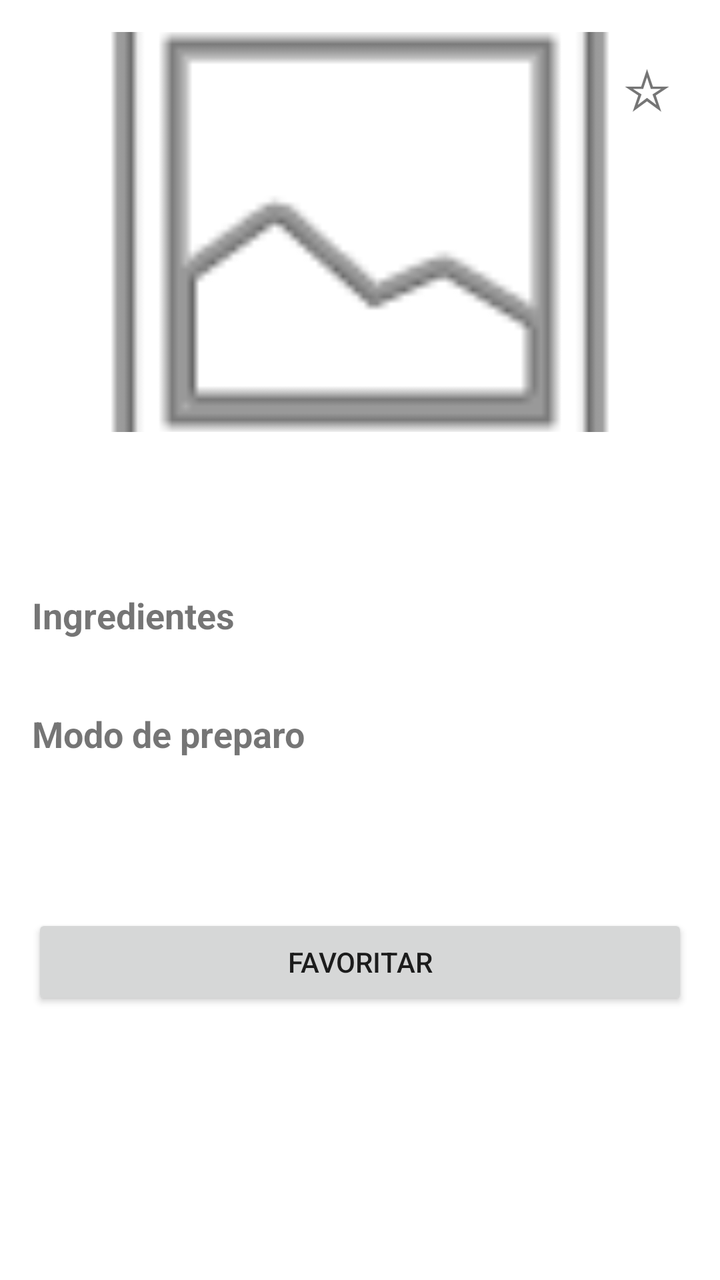
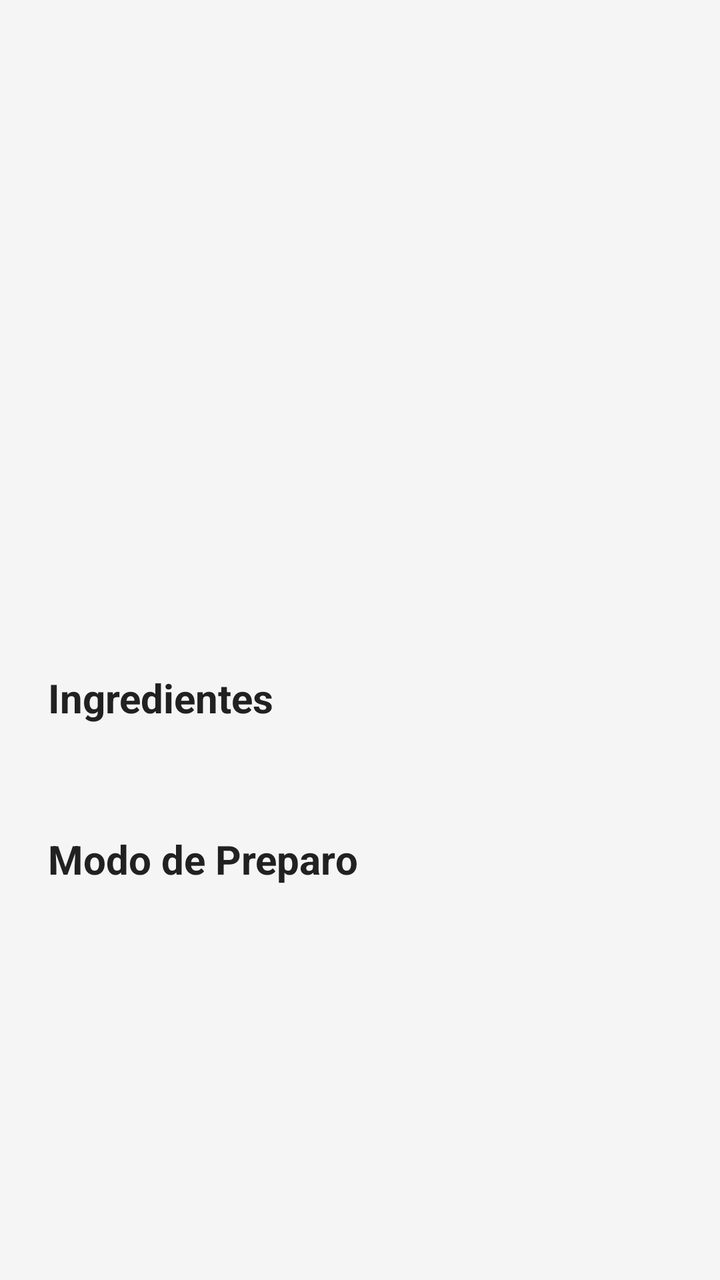

Compare the two renders of this Android layout. The source of the first and the diff that turns it into the second are given below.
<!-- AndroidManifest.xml: application theme Theme.ReceitaFacil -->
<!-- res/layout/activity_detalhe.xml -->
<?xml version="1.0" encoding="utf-8"?>
<ScrollView xmlns:android="http://schemas.android.com/apk/res/android"
    android:layout_width="match_parent"
    android:layout_height="match_parent"
    android:fitsSystemWindows="true">

    <LinearLayout
        android:layout_width="match_parent"
        android:layout_height="wrap_content"
        android:orientation="vertical"
        android:padding="16dp">

        <FrameLayout
            android:layout_width="match_parent"
            android:layout_height="200dp">

            <ImageView
                android:id="@+id/ivDetalhe"
                android:layout_width="match_parent"
                android:layout_height="match_parent"
                android:scaleType="centerCrop"
                android:src="@android:drawable/ic_menu_gallery" />

            <TextView
                android:id="@+id/tvFavorito"
                android:layout_width="wrap_content"
                android:layout_height="wrap_content"
                android:layout_gravity="top|end"
                android:padding="8dp"
                android:textSize="28sp"
                android:text="☆" />
        </FrameLayout>

        <Space android:layout_width="match_parent" android:layout_height="12dp" />

        <TextView android:id="@+id/tvNomeDetalhe"
            android:layout_width="wrap_content" android:layout_height="wrap_content"
            android:textSize="24sp" android:textStyle="bold" />

        <TextView android:id="@+id/tvMeta"
            android:layout_width="wrap_content" android:layout_height="wrap_content" />

        <Space android:layout_width="match_parent" android:layout_height="16dp" />

        <TextView android:layout_width="wrap_content" android:layout_height="wrap_content"
            android:text="Ingredientes" android:textStyle="bold" android:textSize="18sp" />
        <TextView android:id="@+id/tvIngredientes"
            android:layout_width="wrap_content" android:layout_height="wrap_content" />

        <Space android:layout_width="match_parent" android:layout_height="16dp" />

        <TextView android:layout_width="wrap_content" android:layout_height="wrap_content"
            android:text="Modo de preparo" android:textStyle="bold" android:textSize="18sp" />
        <TextView android:id="@+id/tvPreparo"
            android:layout_width="wrap_content" android:layout_height="wrap_content" />

        <TextView android:id="@+id/tvObservacao"
            android:layout_width="wrap_content" android:layout_height="wrap_content"
            android:layout_marginTop="16dp"
            android:textStyle="italic" />

        <Button android:id="@+id/btnFavoritar"
            android:layout_width="match_parent" android:layout_height="wrap_content"
            android:layout_marginTop="24dp"
            android:text="Favoritar" />
    </LinearLayout>
</ScrollView>
<!-- resources referenced by this layout -->
<resources>
  <style name="Theme.ReceitaFacil" parent="Theme.MaterialComponents.DayNight.DarkActionBar">
          
          <item name="colorPrimary">@color/purple_500</item>
          <item name="colorPrimaryVariant">@color/purple_700</item>
          <item name="colorOnPrimary">@color/white</item>
          
          <item name="colorSecondary">@color/teal_200</item>
          <item name="colorSecondaryVariant">@color/teal_700</item>
          <item name="colorOnSecondary">@color/black</item>
          
          <item name="android:statusBarColor">?attr/colorPrimaryVariant</item>
          
      </style>
  <color name="purple_500">#FF6200EE</color>
  <color name="purple_700">#FF3700B3</color>
  <color name="white">#FFFFFFFF</color>
  <color name="teal_200">#FF03DAC5</color>
  <color name="teal_700">#FF018786</color>
  <color name="black">#FF000000</color>
</resources>

<!-- the commit's change to res/layout/activity_detalhe.xml (unified diff, before → after) -->
@@ -2,66 +2,70 @@
 <ScrollView xmlns:android="http://schemas.android.com/apk/res/android"
     android:layout_width="match_parent"
     android:layout_height="match_parent"
-    android:fitsSystemWindows="true">
+    android:background="@color/backgroundColor">
 
     <LinearLayout
         android:layout_width="match_parent"
         android:layout_height="wrap_content"
-        android:orientation="vertical"
-        android:padding="16dp">
+        android:orientation="vertical">
 
-        <FrameLayout
+        <ImageView
+            android:id="@+id/imgDetalhe"
             android:layout_width="match_parent"
-            android:layout_height="200dp">
+            android:layout_height="250dp"
+            android:scaleType="centerCrop" />
 
-            <ImageView
-                android:id="@+id/ivDetalhe"
-                android:layout_width="match_parent"
-                android:layout_height="match_parent"
-                android:scaleType="centerCrop"
-                android:src="@android:drawable/ic_menu_gallery" />
+        <LinearLayout
+            android:layout_width="match_parent"
+            android:layout_height="wrap_content"
+            android:orientation="vertical"
+            android:padding="24dp">
 
             <TextView
-                android:id="@+id/tvFavorito"
+                android:id="@+id/txtTituloDetalhe"
                 android:layout_width="wrap_content"
                 android:layout_height="wrap_content"
-                android:layout_gravity="top|end"
-                android:padding="8dp"
                 android:textSize="28sp"
-                android:text="☆" />
-        </FrameLayout>
+                android:textStyle="bold"
+                android:textColor="@color/primaryColor" />
 
-        <Space android:layout_width="match_parent" android:layout_height="12dp" />
+            <TextView
+                android:layout_width="wrap_content"
+                android:layout_height="wrap_content"
+                android:text="Ingredientes"
+                android:textSize="20sp"
+                android:textStyle="bold"
+                android:layout_marginTop="24dp"
+                android:textColor="@color/textColorPrimary"/>
 
-        <TextView android:id="@+id/tvNomeDetalhe"
-            android:layout_width="wrap_content" android:layout_height="wrap_content"
-            android:textSize="24sp" android:textStyle="bold" />
+            <TextView
+                android:id="@+id/txtIngredientes"
+                android:layout_width="match_parent"
+                android:layout_height="wrap_content"
+                android:layout_marginTop="8dp"
+                android:lineSpacingExtra="4dp"
+                android:textSize="16sp"
+                android:textColor="@color/textColorSecondary"/>
 
-        <TextView android:id="@+id/tvMeta"
-            android:layout_width="wrap_content" android:layout_height="wrap_content" />
+            
+            <TextView
+                android:layout_width="wrap_content"
+                android:layout_height="wrap_content"
+                android:text="Modo de Preparo"
+                android:textSize="20sp"
+                android:textStyle="bold"
+                android:layout_marginTop="24dp"
+                android:textColor="@color/textColorPrimary"/>
 
-        <Space android:layout_width="match_parent" android:layout_height="16dp" />
-
-        <TextView android:layout_width="wrap_content" android:layout_height="wrap_content"
-            android:text="Ingredientes" android:textStyle="bold" android:textSize="18sp" />
-        <TextView android:id="@+id/tvIngredientes"
-            android:layout_width="wrap_content" android:layout_height="wrap_content" />
-
-        <Space android:layout_width="match_parent" android:layout_height="16dp" />
-
-        <TextView android:layout_width="wrap_content" android:layout_height="wrap_content"
-            android:text="Modo de preparo" android:textStyle="bold" android:textSize="18sp" />
-        <TextView android:id="@+id/tvPreparo"
-            android:layout_width="wrap_content" android:layout_height="wrap_content" />
-
-        <TextView android:id="@+id/tvObservacao"
-            android:layout_width="wrap_content" android:layout_height="wrap_content"
-            android:layout_marginTop="16dp"
-            android:textStyle="italic" />
-
-        <Button android:id="@+id/btnFavoritar"
-            android:layout_width="match_parent" android:layout_height="wrap_content"
-            android:layout_marginTop="24dp"
-            android:text="Favoritar" />
+            
+            <TextView
+                android:id="@+id/txtModoPreparo"
+                android:layout_width="match_parent"
+                android:layout_height="wrap_content"
+                android:layout_marginTop="8dp"
+                android:lineSpacingExtra="4dp"
+                android:textSize="16sp"
+                android:textColor="@color/textColorSecondary"/>
+        </LinearLayout>
     </LinearLayout>
 </ScrollView>
<!-- resource entries referenced after the edit -->
@@ -1,23 +1,26 @@
 <!-- resources referenced by this layout -->
 <resources>
+  <color name="backgroundColor">#F5F5F6</color>
+  <color name="primaryColor">#FF5722</color>
+  <color name="textColorPrimary">#212121</color>
+  <color name="textColorSecondary">#757575</color>
   <style name="Theme.ReceitaFacil" parent="Theme.MaterialComponents.DayNight.DarkActionBar">
           
-          <item name="colorPrimary">@color/purple_500</item>
-          <item name="colorPrimaryVariant">@color/purple_700</item>
+          <item name="colorPrimary">@color/primaryColor</item>
+          <item name="colorPrimaryVariant">@color/primaryDarkColor</item>
           <item name="colorOnPrimary">@color/white</item>
+  
           
-          <item name="colorSecondary">@color/teal_200</item>
-          <item name="colorSecondaryVariant">@color/teal_700</item>
+          <item name="colorSecondary">@color/secondaryColor</item>
+          <item name="colorSecondaryVariant">@color/secondaryColor</item>
           <item name="colorOnSecondary">@color/black</item>
+  
           
           <item name="android:statusBarColor">?attr/colorPrimaryVariant</item>
-          
       </style>
-  <color name="purple_500">#FF6200EE</color>
-  <color name="purple_700">#FF3700B3</color>
+  <color name="primaryDarkColor">#E64A19</color>
   <color name="white">#FFFFFFFF</color>
-  <color name="teal_200">#FF03DAC5</color>
-  <color name="teal_700">#FF018786</color>
+  <color name="secondaryColor">#FFC107</color>
   <color name="black">#FF000000</color>
 </resources>
 
